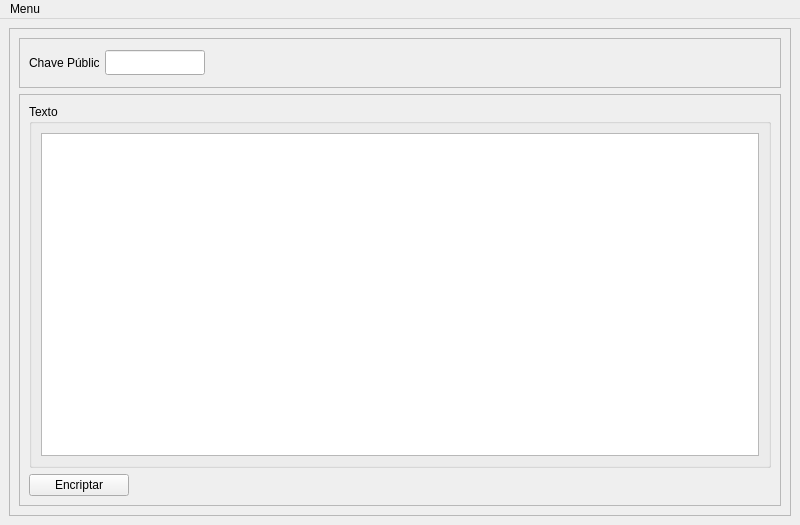
Qt form Design/Faculdade.ui (gskaimyou/TrabalhoFaculdade) before a commit.
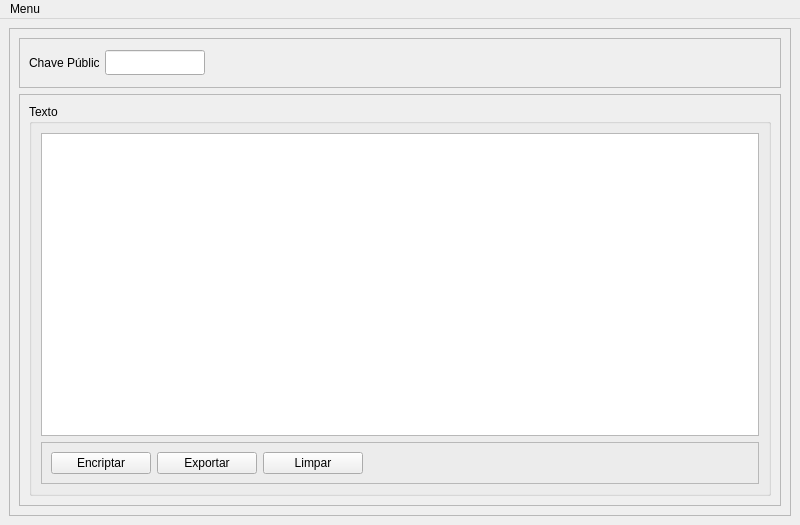
The same form after that commit. The open tabs and pages were chosen to show the change.

Patch:
```diff
--- a/Design/Faculdade.ui
+++ b/Design/Faculdade.ui
@@ -301,9 +301,15 @@
                  <item>
                   <widget class="QTextEdit" name="txed_criptografar_texto"/>
                  </item>
-                </layout>
-               </widget>
-              </item>
+                 <item>
+                  <widget class="QFrame" name="frame_15">
+                   <property name="frameShape">
+                    <enum>QFrame::StyledPanel</enum>
+                   </property>
+                   <property name="frameShadow">
+                    <enum>QFrame::Raised</enum>
+                   </property>
+                   <layout class="QHBoxLayout" name="horizontalLayout_8">
               <item>
                <widget class="QPushButton" name="btn_criptografar_encriptar">
                 <property name="maximumSize">
@@ -315,6 +321,45 @@
                 <property name="text">
                  <string>Encriptar</string>
                 </property>
+                     </widget>
+                    </item>
+                    <item>
+                     <widget class="QPushButton" name="btn_criptografar_exportar">
+                      <property name="maximumSize">
+                       <size>
+                        <width>100</width>
+                        <height>16777215</height>
+                       </size>
+                      </property>
+                      <property name="text">
+                       <string>Exportar</string>
+                      </property>
+                     </widget>
+                    </item>
+                    <item>
+                     <widget class="QPushButton" name="btn_criptografar_limpar">
+                      <property name="maximumSize">
+                       <size>
+                        <width>100</width>
+                        <height>16777215</height>
+                       </size>
+                      </property>
+                      <property name="text">
+                       <string>Limpar</string>
+                      </property>
+                     </widget>
+                    </item>
+                    <item>
+                     <widget class="QLabel" name="label_12">
+                      <property name="text">
+                       <string/>
+                      </property>
+                     </widget>
+                    </item>
+                   </layout>
+                  </widget>
+                 </item>
+                </layout>
                </widget>
               </item>
              </layout>
```
Left out of the diff: 34 changed lines with no effect on the pictures. Lines whose indentation alone changed are shown as unchanged.
